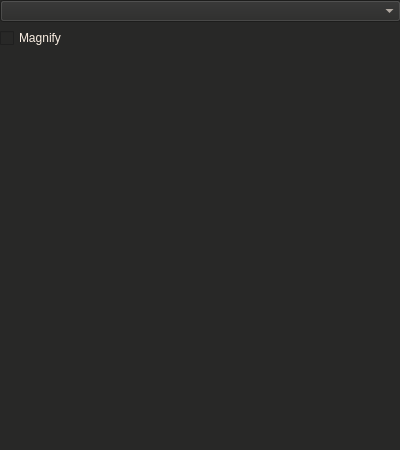
Above: src/widgets/vectorscope_ui.ui from KDE/kdenlive before the change. Below: the same form after it.
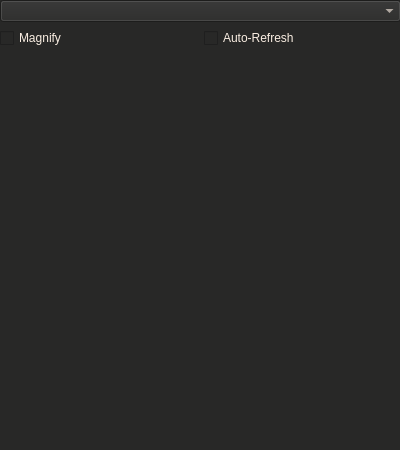
That is the form after the change.

Commit message: * Vectorscopes notified of active monitor * Vectorscope draws circle around center on mouse over

The edit to the form file:
```diff
--- a/src/widgets/vectorscope_ui.ui
+++ b/src/widgets/vectorscope_ui.ui
@@ -203,7 +203,7 @@
      <x>0</x>
      <y>0</y>
      <width>401</width>
-     <height>301</height>
+     <height>68</height>
     </rect>
    </property>
    <layout class="QGridLayout" name="gridLayout">
@@ -216,11 +216,22 @@
        <widget class="QComboBox" name="paintMode"/>
       </item>
       <item>
+       <layout class="QHBoxLayout" name="horizontalLayout">
+        <item>
        <widget class="QCheckBox" name="cbMagnify">
         <property name="text">
          <string>Magnify</string>
         </property>
        </widget>
+        </item>
+        <item>
+         <widget class="QCheckBox" name="cbAutoRefresh">
+          <property name="text">
+           <string>Auto-Refresh</string>
+          </property>
+         </widget>
+        </item>
+       </layout>
       </item>
      </layout>
     </item>
```
Lines whose indentation alone changed are shown as unchanged. The commit also changes 3 other files.
